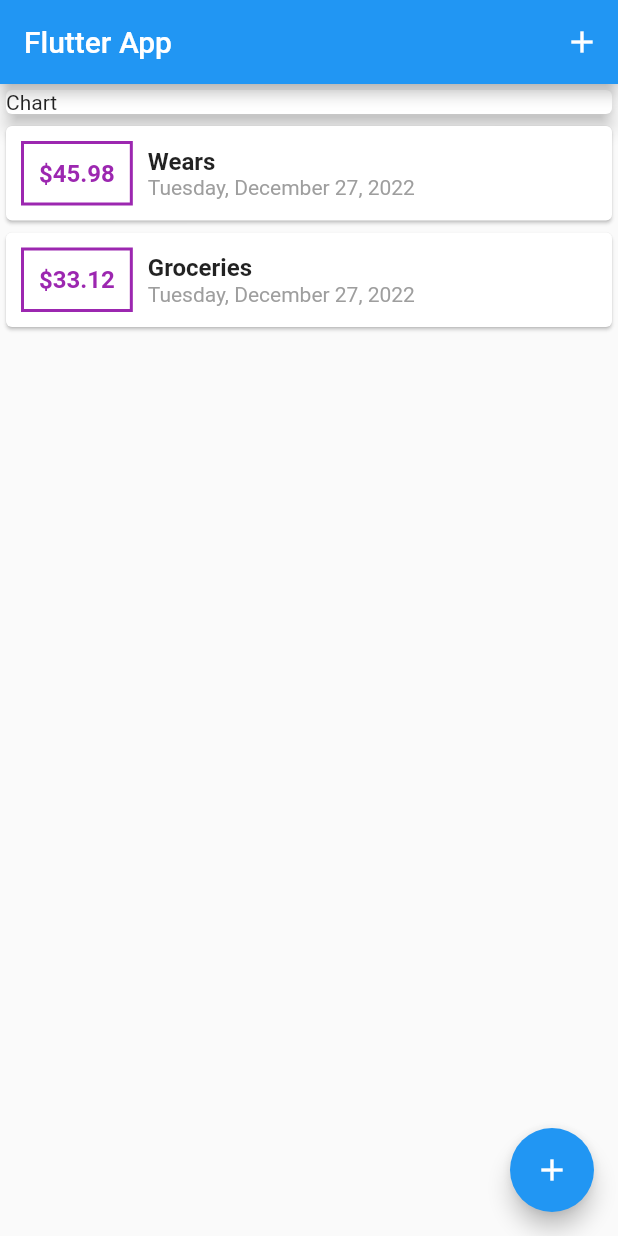
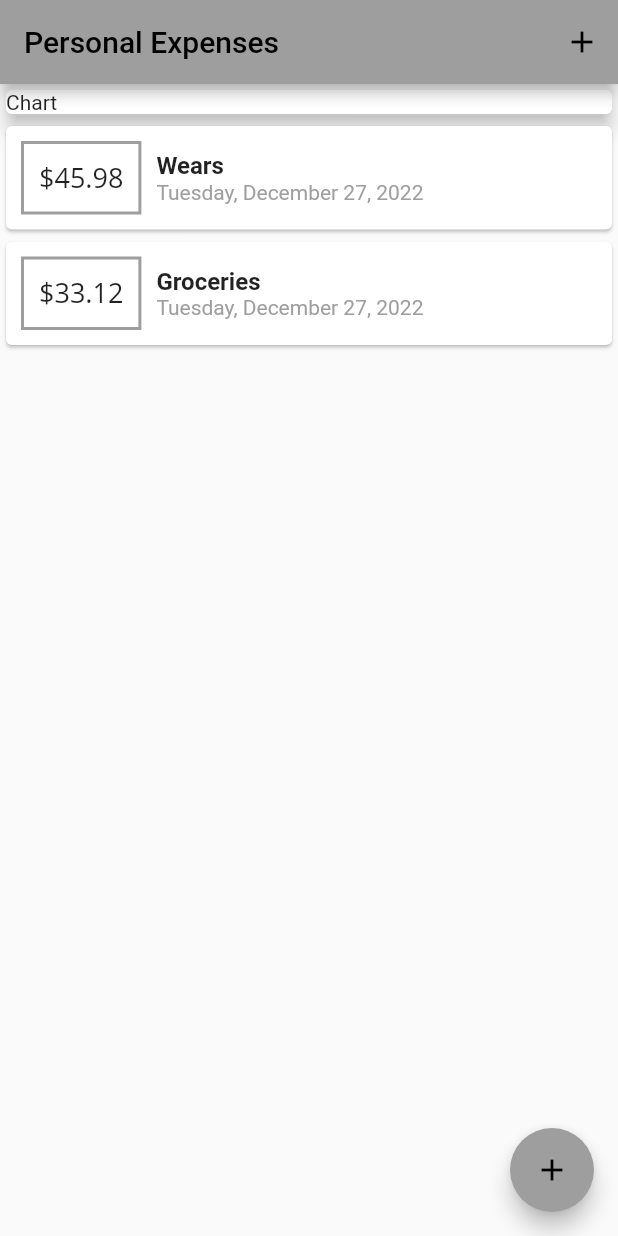
Before and after one commit to DrAnonymousNet/Expenses-Tracker, a Flutter app: the screen it shows after launch, on a phone screen of 412 x 824 dp. Run offline on Flutter 3.47's test engine with Material 2 defaults, Android fonts, the phone set to English and light mode, and no system bars.

Commit message:
Added font and base global style

```diff
--- a/lib/main.dart
+++ b/lib/main.dart
@@ -9,7 +9,13 @@ class MyApp extends StatelessWidget {
   @override
   Widget build(BuildContext context) {
     return MaterialApp(
-      title: 'Flutter App',
+      title: 'Personal Expenses',
+      theme: ThemeData(
+        primarySwatch: Colors.grey,
+        fontFamily: "Quicksand",
+        textTheme: ThemeData.light().textTheme.copyWith(titleMedium: TextStyle(fontFamily: "OpenSans", fontSize: 18)),
+        appBarTheme:AppBarTheme(toolbarTextStyle:TextStyle(fontFamily: "OpenSans", fontWeight: FontWeight.bold)),
+      ),
       home: _MyHomePage(),
     );
   }
@@ -54,7 +60,7 @@ class _MyHomePageState extends State {
     print("Hello");
     return Scaffold(
       appBar: AppBar(
-        title: Text('Flutter App'),
+        title: Text('Personal Expenses'),
         actions: [
           IconButton(icon: Icon(Icons.add), onPressed:(() => _addNewTransactionModal(context))),
         ],
--- a/lib/widgets/transaction.dart
+++ b/lib/widgets/transaction.dart
@@ -21,17 +21,13 @@ class TransactionCard extends StatelessWidget {
                 children: <Widget>[
                   Container(
                     decoration: BoxDecoration(
-                      border: Border.all(width: 2, color: Colors.purple),
+                      border: Border.all(width: 2, color: Theme.of(context).primaryColor),
                     ),
                     padding: EdgeInsets.all(10),
                     margin: EdgeInsets.all(10),
                     child: Text(
                       "\$${item.amount.toStringAsFixed(2)}",
-                      style: TextStyle(
-                          fontWeight: FontWeight.bold,
-                          fontSize: 16.0,
-                          color: Colors.purple),
-                    ),
+                      style:Theme.of(context).textTheme.titleMedium),
                   ),
                   Column(
                     crossAxisAlignment: CrossAxisAlignment.start,
```
Also changed, not shown: lib/widgets/input_data.dart (+7 -9 lines), pubspec.yaml (+11 -6 lines), assets/fonts/OpenSans-Bold.ttf (added), assets/fonts/OpenSans-Regular.ttf (added), assets/fonts/Quicksand-Bold.ttf (added), assets/fonts/Quicksand-Light.ttf (added), assets/fonts/Quicksand-Medium.ttf (added), assets/fonts/Quicksand-Regular.ttf (added).
